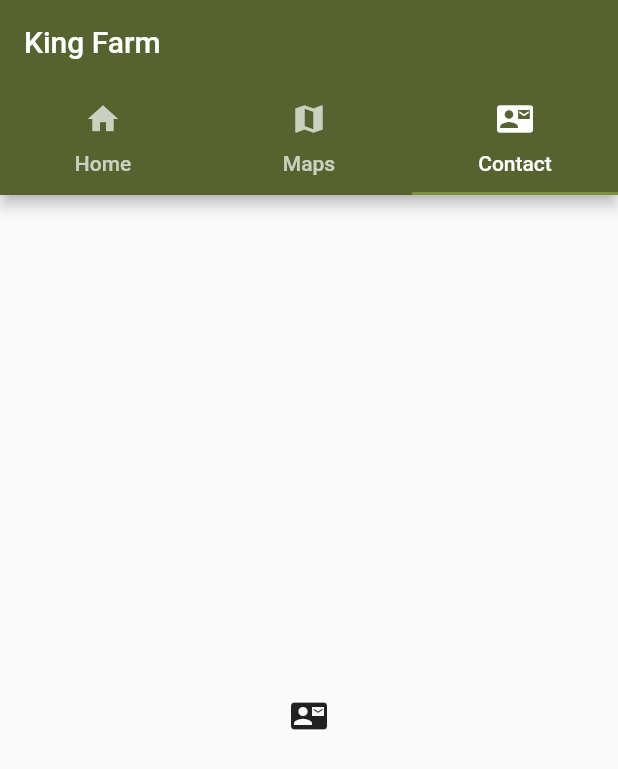
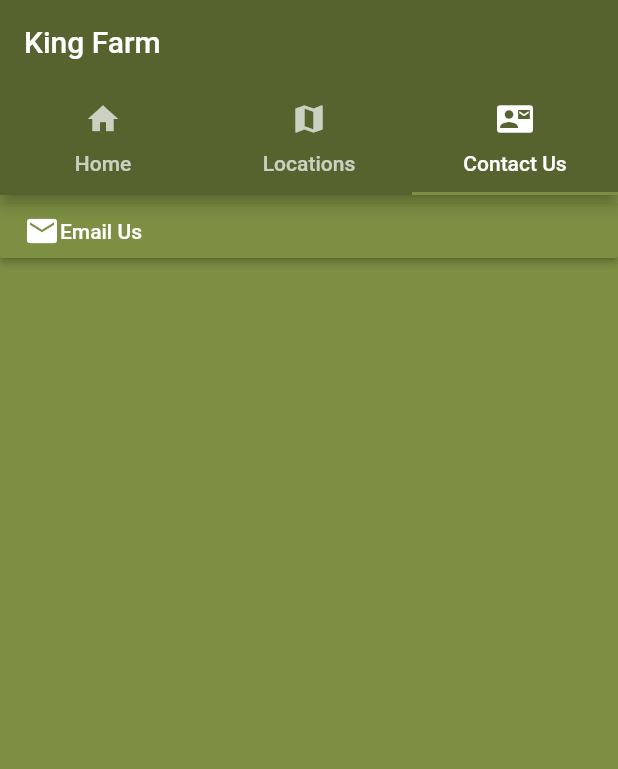
Before and after one commit to rickspencer3/easyflutter, a Flutter app: the screen it shows after launch, tab 3 chosen, on a phone screen of 412 x 824 dp. Shown: the top 769 px of the screen. Run offline on Flutter 3.47's test engine with Material 2 defaults, Android fonts, the phone set to English and light mode, and no system bars; our stand-ins replace google_maps_flutter.

Commit message:
refactored code to ease editing and extension

```diff
--- /dev/null
+++ b/king_farm/lib/a2s_widgets/contacts_widget.dart
@@ -0,0 +1,55 @@
+import 'package:flutter/material.dart';
+
+abstract class ContactsWidgetModel {
+  List<ContactRowModel> rows;
+  Color fontColor;
+}
+
+class ContactRowModel {
+  String text;
+  IconData iconData;
+  ContactRowModel(this.text, this.iconData);
+}
+
+class ContactsWidget extends StatelessWidget {
+  final ContactsWidgetModel contactsWidgetModel;
+
+  ContactsWidget(this.contactsWidgetModel);
+
+  @override
+  Widget build(BuildContext context) {
+    ListView listView = ListView(
+      children: _buildContactsRows(context),
+    );
+
+    return listView;
+  }
+
+  void _onContactSelected(ContactRowModel m) {
+    print(m.text);
+  }
+
+  List<Widget> _buildContactsRows(BuildContext context) {
+    List<Widget> children = contactsWidgetModel.rows
+        .map((e) => RaisedButton(
+            color: Theme.of(context).accentColor,
+            child: Row(
+              children: [
+                Icon(
+                  e.iconData,
+                  color: contactsWidgetModel.fontColor,
+                ),
+                Text(
+                  e.text,
+                  style: TextStyle(color: contactsWidgetModel.fontColor),
+                )
+              ],
+            ),
+            onPressed: () {
+              _onContactSelected(e);
+            }))
+        .toList();
+
+    return children;
+  }
+}
--- a/king_farm/lib/king_farm_app.dart
+++ /dev/null
@@ -1,42 +0,0 @@
-import 'package:flutter/material.dart';
-
-import './app_page.dart';
-import './simple_app_home_page.dart';
-
-class KingFarmApp {
-  /// A class for defining the structure of your application.
-  ///
-  /// It is here that you customize your app's title, theme data, and
-  /// the included pages.
-
-  /// The name of your application. This appears in your app title page, and elsewhere.
-  static String title = "King Farm";
-
-  static Widget appTitle = Text(KingFarmApp.title);
-
-  // enable or disable debug visualizations about your widgets
-  static bool debugPaintSize = false;
-
-  /// The theme data that will be used throughout the application.
-  static ThemeData themeData = ThemeData(
-      primaryColor: Color.fromARGB(255, 87, 99, 46),
-      accentColor: Color.fromARGB(255, 125, 143, 67),
-      );
-
-  /// Provide a title, icon, and the actual page widget for each page
-  /// of your application. They will be automatically rendered.
-  static List<AppPage> pages = [
-    new AppPage(
-        title: "Home",
-        pageWidget: SimpleAppHomePage(),
-        icon: new Icon(Icons.home)),
-    new AppPage(
-        title: "Maps",
-        pageWidget: new Icon(Icons.map),
-        icon: new Icon(Icons.map)),
-    new AppPage(
-        title: "Contact",
-        pageWidget: new Icon(Icons.contact_mail),
-        icon: new Icon(Icons.contact_mail))
-  ];
-}
--- /dev/null
+++ b/king_farm/lib/king_farm_widgets/king_farm_app.dart
@@ -0,0 +1,36 @@
+import 'package:flutter/material.dart';
+
+import '../a2s_widgets/app_page.dart';
+
+import './king_farm_home_page.dart';
+import './king_farm_locations_page.dart';
+import './king_farm_contacts_page.dart';
+
+class KingFarmApp {
+  ///App level customizations
+  static String title = "King Farm";
+  static Widget appTitle = Text(KingFarmApp.title);
+
+  static bool debugPaintSize = false;
+
+  static ThemeData themeData = ThemeData(
+    primaryColor: Color.fromARGB(255, 87, 99, 46),
+    accentColor: Color.fromARGB(255, 125, 143, 67),
+  );
+
+  /// Define App pages
+  static List<AppPage> pages = [
+    AppPage(
+        title: "Home",
+        pageWidget: KingFarmHomePage(),
+        icon: Icon(Icons.home)),
+    AppPage(
+        title: "Locations",
+        pageWidget: KingFarmLocationsPage(),
+        icon: Icon(Icons.map)),
+    AppPage(
+        title: "Contact Us",
+        pageWidget: KingFarmContactsPage(),
+        icon: Icon(Icons.contact_mail))
+  ];
+}
--- /dev/null
+++ b/king_farm/lib/king_farm_widgets/king_farm_contacts_page.dart
@@ -0,0 +1,19 @@
+import 'package:flutter/material.dart';
+import '../a2s_widgets/contacts_widget.dart';
+
+class KingFarmContactsModel implements ContactsWidgetModel {
+  Color fontColor = Colors.white;
+  List<ContactRowModel> rows = [
+    ContactRowModel("Email Us", Icons.email)
+  ];
+}
+
+class KingFarmContactsPage extends StatelessWidget {
+  @override
+  Widget build(BuildContext context) {
+    Container container = Container(
+      child: ContactsWidget(KingFarmContactsModel()),
+      color: Theme.of(context).accentColor,);
+    return container;
+  }
+}
--- a/king_farm/lib/main.dart
+++ b/king_farm/lib/main.dart
@@ -1,7 +1,7 @@
 import 'package:flutter/material.dart';
 import 'package:flutter/rendering.dart';
 
-import './king_farm_app.dart';
+import './king_farm_widgets/king_farm_app.dart';
 
 void main() {
 
@@ -15,7 +15,7 @@ class MyApp extends StatelessWidget {
   @override
   Widget build(BuildContext context) {
     return new MaterialApp(
-        title: 'Flutter Demo',
+        title: KingFarmApp.title,
         theme: KingFarmApp.themeData,
         home: new DefaultTabController(
             length: KingFarmApp.pages.length,
@@ -28,6 +28,7 @@ class MyApp extends StatelessWidget {
                                 new Tab(text: tab.title, icon: tab.icon))
                             .toList())),
                 body: new TabBarView(
+                    physics: NeverScrollableScrollPhysics(),
                     children: KingFarmApp.pages
                         .map((page) => page.pageWidget)
                         .toList()))));
--- a/king_farm/pubspec.yaml
+++ b/king_farm/pubspec.yaml
@@ -19,6 +19,11 @@ dependencies:
   # The following adds the Cupertino Icons font to your application.
   # Use with the CupertinoIcons class for iOS style icons.
   cupertino_icons: ^0.1.2
+
+  google_maps_flutter:
+    git:
+      url: git://github.com/flutter/plugins
+      path: packages/google_maps_flutter
 
 dev_dependencies:
   flutter_test:
```
Also changed, not shown: king_farm/lib/a2s_widgets/home_page_widget.dart (added, +30 -0 lines), king_farm/lib/a2s_widgets/locations_widget.dart (added, +39 -0 lines), king_farm/lib/king_farm_home_page.dart (deleted, +0 -7 lines), king_farm/lib/king_farm_widgets/king_farm_home_page.dart (added, +18 -0 lines), king_farm/lib/king_farm_widgets/king_farm_locations_page.dart (added, +29 -0 lines), king_farm/lib/simple_app_home_page.dart (deleted, +0 -26 lines), king_farm/lib/a2s_widgets/app_page.dart (renamed from king_farm/lib/app_page.dart), king_farm/lib/locations_page.dart (deleted), king_farm/pubspec.lock, 5 other files.
